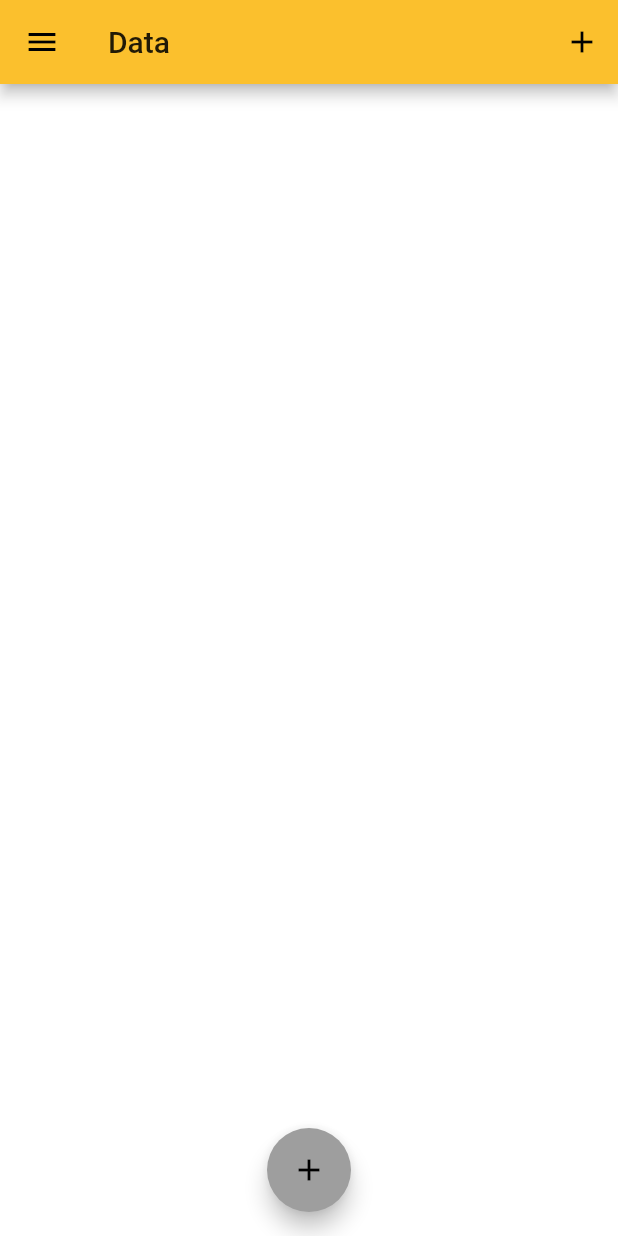
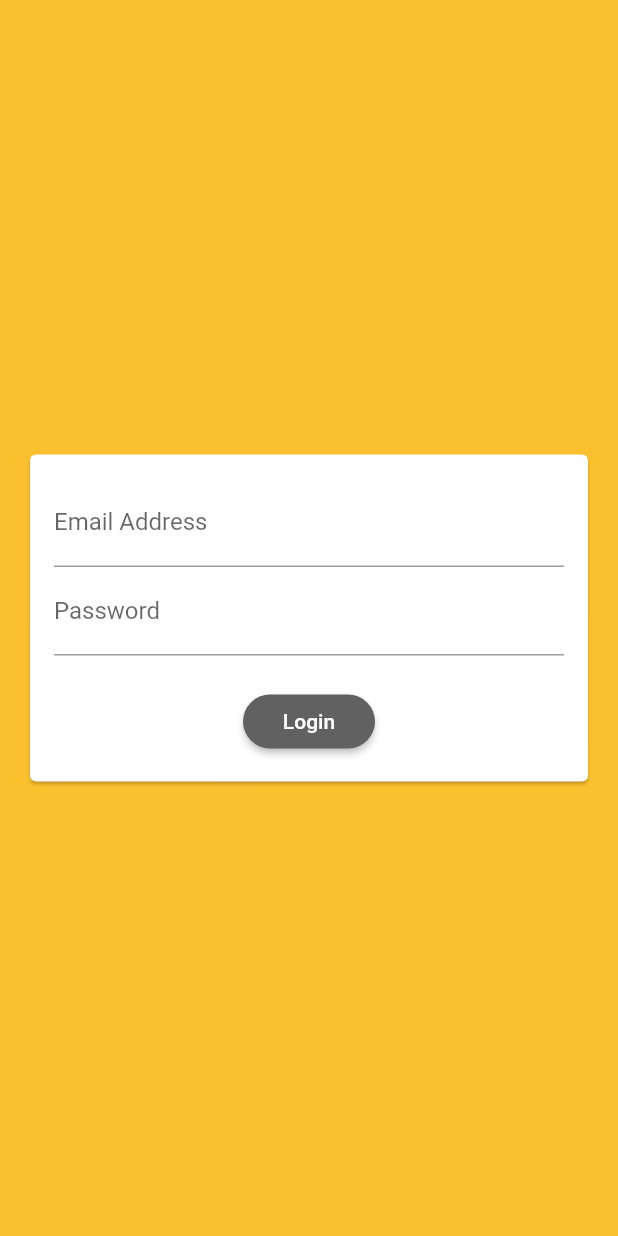
Before and after one commit to Amrmahmoud333/special_user_together, a Flutter app: the screen it shows after launch, on a phone screen of 412 x 824 dp. Run offline on Flutter 3.47's test engine with Material 2 defaults, Android fonts, the phone set to English and light mode, and no system bars.

Commit message:
added login screen

```diff
--- a/lib/dataPageScreen.dart
+++ b/lib/dataPageScreen.dart
@@ -1,7 +1,6 @@
 import 'package:flutter/material.dart';
 import 'package:special_user_together/addNewData.dart';
 import 'package:special_user_together/drawerScreen.dart';
-
 import 'data.dart';
 
 class dataPageScreen extends StatefulWidget {
@@ -12,6 +11,7 @@ class dataPageScreen extends StatefulWidget {
 }
 
 class _dataPageScreenState extends State<dataPageScreen> {
+  _dataPageScreenState();
   final List<Data> userData = [];
 
   /*List<Data> get _recentData {
--- /dev/null
+++ b/lib/loginScreen.dart
@@ -0,0 +1,62 @@
+import 'package:flutter/material.dart';
+import 'dataPageScreen.dart';
+import 'dataPageScreen.dart';
+import 'dataPageScreen.dart';
+import 'dataPageScreen.dart';
+class LoginScreen extends StatefulWidget {
+  @override
+  _LoginScreenState createState() => _LoginScreenState();
+}
+
+class _LoginScreenState extends State<LoginScreen> {
+  _LoginScreenState();
+  final _formKey = GlobalKey<FormState>();
+  String _email = '';
+  String _password = '';
+  @override
+  Widget build(BuildContext context) {
+    return Scaffold(
+      backgroundColor: Color(0xFFFBC02D),
+      body: Center(
+        child: Card(
+          margin: EdgeInsets.all(20),
+          child: SingleChildScrollView(
+            padding: EdgeInsets.all(16),
+            child: Form(
+              key: _formKey,
+              child: Column(
+                mainAxisSize: MainAxisSize.min,
+                children: [
+                  ///for email
+                  TextFormField(
+                    key: ValueKey('email'),
+                    onSaved: (val) => _email = val,
+                    keyboardType: TextInputType.emailAddress,
+                    decoration: InputDecoration(labelText: "Email Address"),
+                  ),
+                  TextFormField(
+                    key: ValueKey('password'),
+                    onSaved: (val) => _password = val,
+                    decoration: InputDecoration(labelText: "Password"),
+                    obscureText: true,
+                  ),
+                  SizedBox(
+                    height: 20,
+                  ),
+                  RaisedButton(
+                    child: Text('Login'),
+                    onPressed:(){
+                    Navigator.push(context, MaterialPageRoute(builder: (context)=>
+                    dataPageScreen()),
+                    );
+                    },
+                  ),
+                ],
+              ),
+            ),
+          ),
+        ),
+      ),
+    );
+  }
+}
--- a/lib/main.dart
+++ b/lib/main.dart
@@ -1,5 +1,6 @@
 import 'package:flutter/material.dart';
 import 'package:special_user_together/dataPageScreen.dart';
+import 'package:special_user_together/loginScreen.dart';
 
 
 void main() async {
@@ -15,7 +16,7 @@ class MyApp extends StatelessWidget {
     return MaterialApp(
       theme: ThemeData(
         primaryColor: Color(0xFFFBC02D),
-        accentColor: Color(0xFF9E9E9E),
+        accentColor: Colors.grey[700],
         buttonTheme: ButtonTheme.of(context).copyWith(
           buttonColor: Colors.grey[700],
           textTheme: ButtonTextTheme.primary,
@@ -24,7 +25,7 @@ class MyApp extends StatelessWidget {
           ),
         ),
       ),
-      home: dataPageScreen(),
+      home: LoginScreen(),
     );
   }
 }
```
Also changed, not shown: pubspec.lock.
